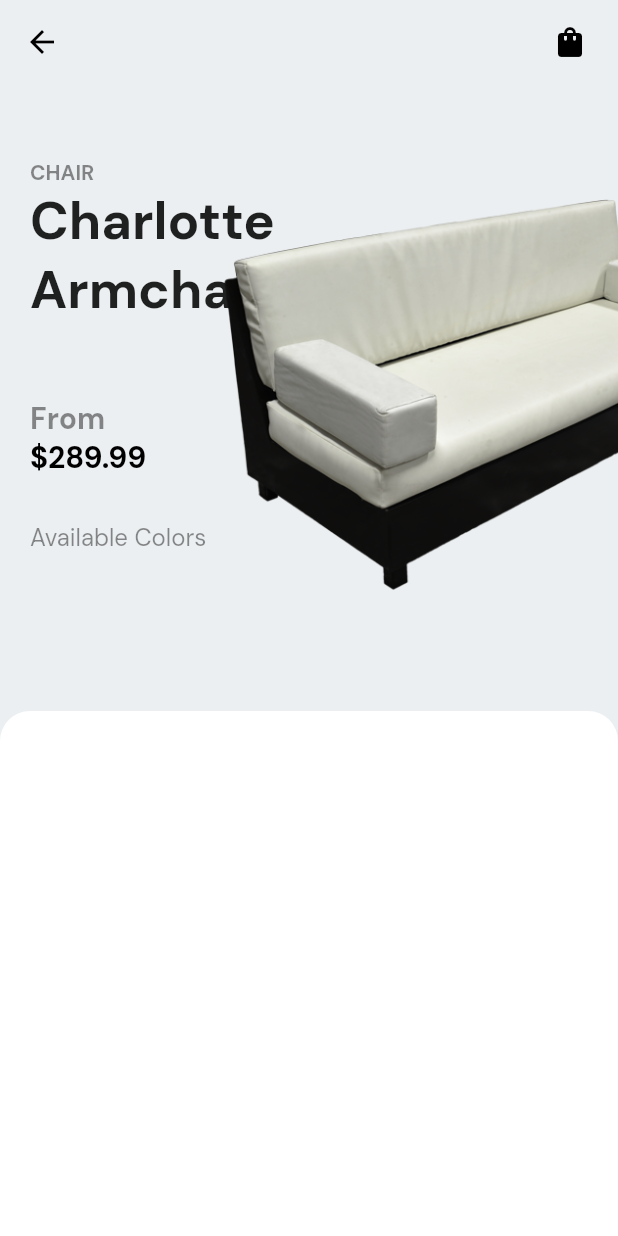
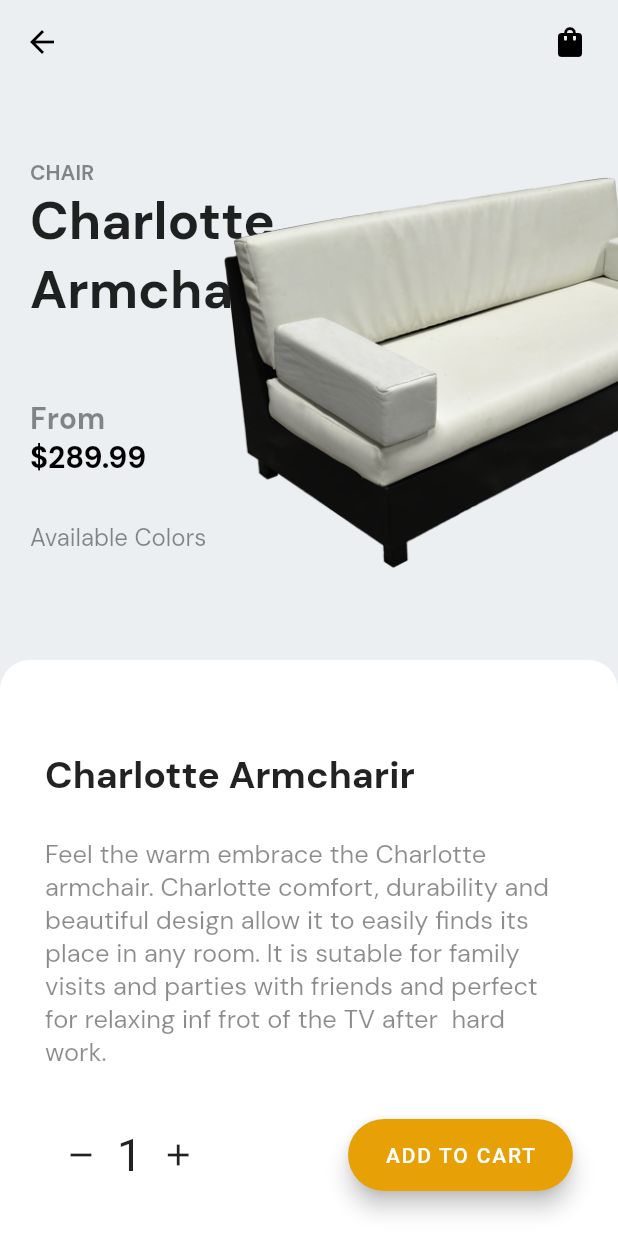
Before and after one commit to cristianpaulo4/app_venda_sofa, a Flutter app: the screen it shows after launch, after a tap on "Chair", on a phone screen of 412 x 824 dp. Run offline on Flutter 3.47's test engine with Material 2 defaults, Android fonts, the phone set to English and light mode, and no system bars; our stand-ins replace flutter_modular, google_fonts, mobx; missing offline and left inert: cuberto_bottom_bar; generated files the repository leaves out were written again.

Commit message:
Atualização

```diff
--- a/app_sofa/lib/app/modules/Pagina1/components/item.dart
+++ b/app_sofa/lib/app/modules/Pagina1/components/item.dart
@@ -19,13 +19,13 @@ class Item extends StatelessWidget {
           borderRadius: BorderRadius.circular(40),
         ),
         child: Column(
+          mainAxisSize: MainAxisSize.min,
+          crossAxisAlignment: CrossAxisAlignment.stretch,
           children: [
-            SizedBox(
-              height: 10,
-            ),
             Image.asset(
               uri,
               height: 100,
+              width: 120,
             ),
             Expanded(
               child: Container(),
@@ -47,7 +47,7 @@ class Item extends StatelessWidget {
               ),
             ),
             SizedBox(
-              height: 30,
+              height: 10,
             ),
           ],
         ),
--- a/app_sofa/lib/app/modules/PaginaProduto/pagina_produto_page.dart
+++ b/app_sofa/lib/app/modules/PaginaProduto/pagina_produto_page.dart
@@ -40,7 +40,14 @@ class _PaginaProdutoPageState
           )
         ],
       ),
-      body: Stack(
+      body: Column(
+        children: [
+          Expanded(
+            flex: 1,
+            child: Container(
+              width: double.maxFinite,
+              child: Stack(
+                alignment: Alignment.center,
                 children: [
                   Padding(
                     padding: const EdgeInsets.all(20),
@@ -97,7 +104,7 @@ class _PaginaProdutoPageState
                     ),
                   ),
                   Align(
-            alignment: Alignment(3.8, -0.7),
+                    alignment: Alignment(3.8, 0),
                     child: Hero(
                       tag: widget.uri,
                       child: Image.asset(
@@ -106,10 +113,19 @@ class _PaginaProdutoPageState
                       ),
                     ),
                   ),
-          Column(
-            mainAxisAlignment: MainAxisAlignment.end,
-            children: [
-              Container(
+                ],
+              ),
+            ),
+          ),
+          Expanded(
+            flex: 1,
+            child: Container(
+              padding: EdgeInsets.only(
+                top: 60,
+                left: 30,
+                right: 30,
+              ),
+              width: double.infinity,
               height: 350,
               decoration: BoxDecoration(
                 color: Colors.white,
@@ -118,9 +134,67 @@ class _PaginaProdutoPageState
                   topRight: Radius.circular(20),
                 ),
               ),
+              child: Column(
+                crossAxisAlignment: CrossAxisAlignment.stretch,
+                children: [
+                  Text(
+                    'Charlotte Armcharir',
+                    style: GoogleFonts.dmSans(
+                      fontSize: 25,
+                      fontWeight: FontWeight.bold,
+                    ),
+                  ),
+                  SizedBox(
+                    height: 25,
+                  ),
+                  Text(
+                    'Feel the warm embrace the Charlotte armchair. Charlotte comfort, durability and beautiful design allow it to easily finds its place in any room. It is sutable for family visits and parties with friends and perfect for relaxing inf frot of the TV after  hard work.',
+                    style: GoogleFonts.dmSans(
+                      fontSize: 17,
+                      color: Colors.black45,
+                    ),
+                  ),
+                  Expanded(
+                    child: Container(),
+                  ),
+                  Row(
+                    mainAxisAlignment: MainAxisAlignment.spaceBetween,
+                    children: [
+                      Row(
+                        children: [
+                          IconButton(
+                            icon: Icon(Icons.remove),
+                            onPressed: () {},
+                          ),
+                          Text(
+                            '1',
+                            style: TextStyle(
+                              fontSize: 30,
+                            ),
+                          ),
+                          IconButton(
+                            icon: Icon(Icons.add),
+                            onPressed: () {},
                           ),
                         ],
                       ),
+                      SizedBox(
+                        width: 150,
+                        child: FloatingActionButton.extended(
+                          backgroundColor: Color(0xffE7A006),
+                          label: Text('ADD TO CART'),
+                          onPressed: () {},
+                        ),
+                      ),
+                    ],
+                  ),
+                  SizedBox(
+                    height: 30,
+                  ),
+                ],
+              ),
+            ),
+          )
         ],
       ),
     );
```
Lines whose indentation alone changed are shown as unchanged.
